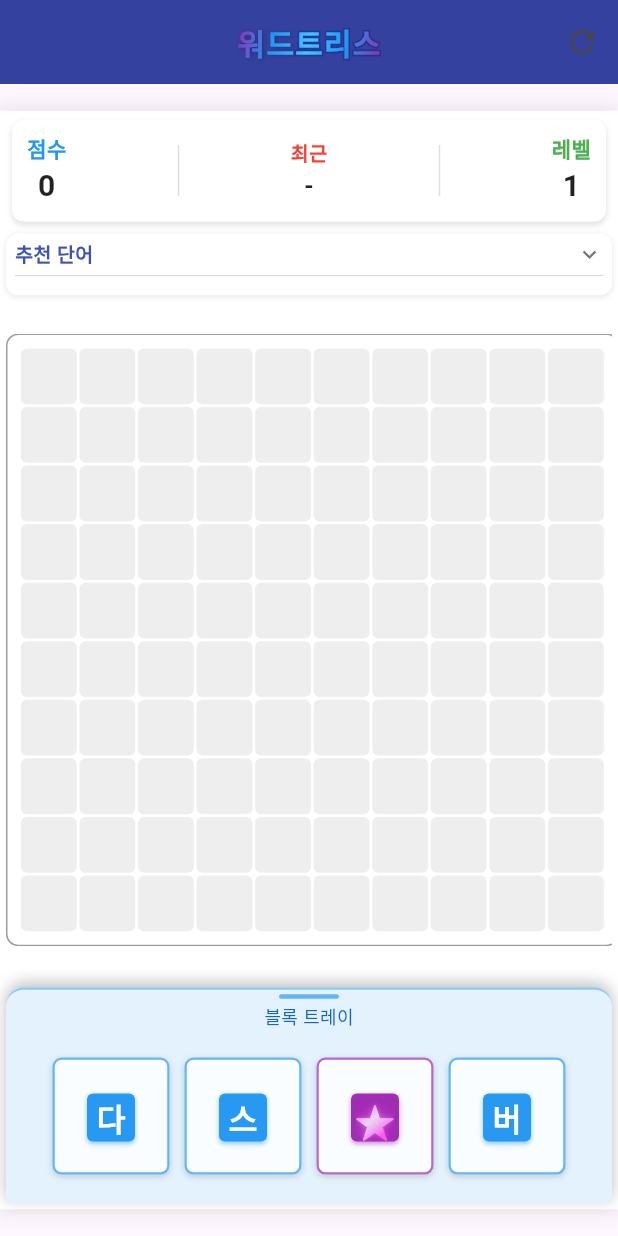
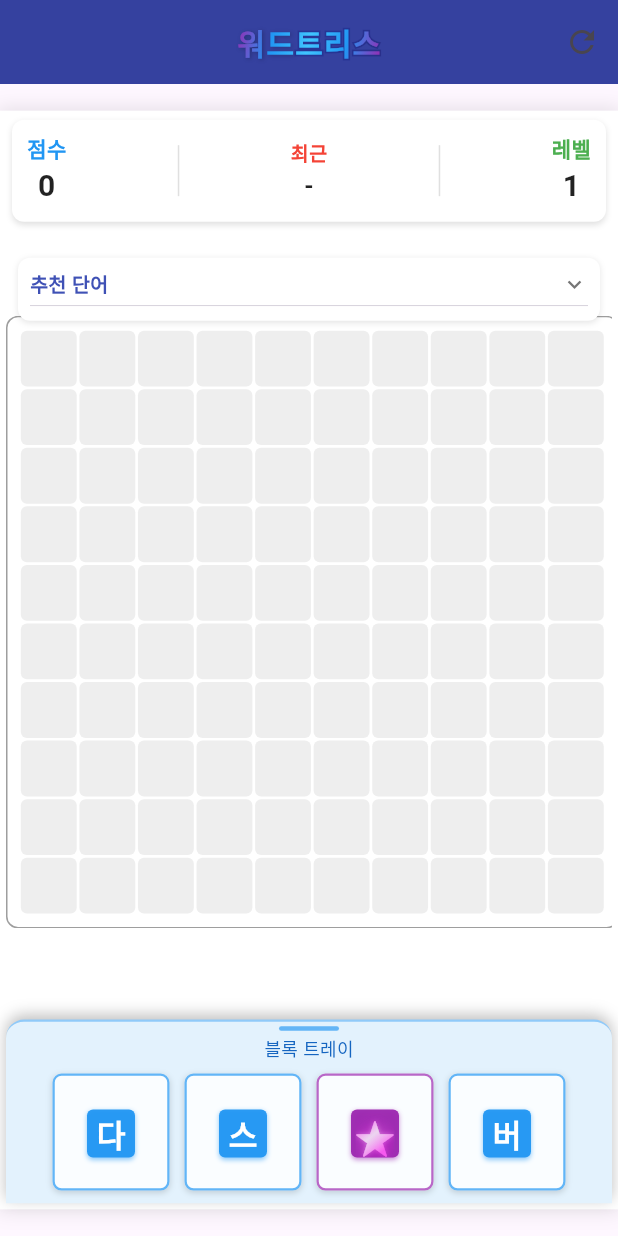
Before and after one commit to BongsooJeong/wordtris, a Flutter app: the screen it shows after launch, on a phone screen of 412 x 824 dp. Run offline on Flutter 3.47's test engine with Material 3 defaults, Android fonts, the phone set to English and light mode, and no system bars; our stand-ins replace sqflite; accounts and stored records are empty; statements that could not run were skipped.

Commit message:
모바일 버전에서도 추천단어 목록을 세로로 표시하도록 수정

```diff
--- a/lib/widgets/mobile_game_layout.dart
+++ b/lib/widgets/mobile_game_layout.dart
@@ -70,27 +70,26 @@ class MobileGameLayout extends StatelessWidget {
               ),
             ),
 
-            // 단어 제안 영역 (접혀있는 상태로 시작)
-            Container(
-              height: isVerySmallScreen ? 35 : 45, // 높이 더 증가
-              padding: const EdgeInsets.symmetric(
-                horizontal: 4.0,
-              ),
-              child: WordSuggestions(
-                key: wordSuggestionsKey,
-                words: gameProvider.suggestedWordSet,
-                wordUsageCount: gameProvider.wordUsageCounts,
-                usedCharacters: gameProvider.usedCharacters,
-                onDictionaryLookup: gameProvider.openDictionary,
-                isCompactMode: true,
-                initiallyExpanded: false,
+            // 게임 그리드와 추천 단어 패널을 포함하는 Stack
+            Expanded(
+              flex: 8,
+              child: Stack(
+                children: [
+                  // 배경 GestureDetector - 화면의 아무 곳이나 터치하면 추천 단어 패널 닫기
+                  Positioned.fill(
+                    child: GestureDetector(
+                      behavior: HitTestBehavior.translucent,
+                      onTap: () {
+                        // 추천 단어 패널이 열려있으면 닫기
+                        if (wordSuggestionsKey.currentState != null) {
+                          wordSuggestionsKey.currentState!.toggleExpanded();
+                        }
+                      },
                     ),
                   ),
 
-            // 게임 그리드 - 비율 증가
-            Expanded(
-              flex: 6, // 5에서 6으로 증가
-              child: Padding(
+                  // 게임 그리드
+                  Padding(
                     padding: const EdgeInsets.all(4.0),
                     child: Center(
                       child: GameGrid(
@@ -100,16 +99,38 @@ class MobileGameLayout extends StatelessWidget {
                       ),
                     ),
                   ),
+
+                  // 추천 단어 패널 - 그리드 위에 겹치는 형태로 배치
+                  Positioned(
+                    top: 10.0,
+                    left: 4.0,
+                    right: 4.0,
+                    child: Material(
+                      color: Colors.transparent,
+                      borderRadius: BorderRadius.circular(8),
+                      child: WordSuggestions(
+                        key: wordSuggestionsKey,
+                        words: gameProvider.suggestedWordSet,
+                        wordUsageCount: gameProvider.wordUsageCounts,
+                        usedCharacters: gameProvider.usedCharacters,
+                        onDictionaryLookup: gameProvider.openDictionary,
+                        isCompactMode: false,
+                        initiallyExpanded: false,
+                      ),
+                    ),
+                  ),
+                ],
+              ),
             ),
 
             // 블록 트레이 - 비율 감소
             Expanded(
-              flex: 2, // 3에서 2로 감소
+              flex: 2,
               child: Padding(
                 padding: const EdgeInsets.all(4.0),
                 child: BlockTray(
-                  cellSize: dynamicCellSize * 0.9, // 셀 크기 약간 감소
-                  spacing: isVerySmallScreen ? 2.0 : 4.0,
+                  cellSize: dynamicCellSize * 0.8, // 0.9에서 0.8로 셀 크기 더 감소
+                  spacing: isVerySmallScreen ? 2.0 : 3.0, // 간격도 약간 조정
                   wordSuggestionsKey: wordSuggestionsKey,
                   isCompactMode: true,
                 ),
@@ -148,30 +169,12 @@ class MobileGameLayout extends StatelessWidget {
               flex: 3,
               child: Padding(
                 padding: const EdgeInsets.all(4.0), // 8.0에서 4.0으로 감소
-                child: Column(
-                  crossAxisAlignment: CrossAxisAlignment.start,
-                  children: [
-                    // 점수 디스플레이
-                    ScoreDisplay(
+                child: ScoreDisplay(
                   score: gameProvider.score,
                   level: gameProvider.level,
                   lastWord: gameProvider.lastCompletedWord,
                   lastWordPoints: gameProvider.lastWordPoints,
                   isCompactMode: true,
-                    ),
-
-                    // 추천 단어 패널 (접힌 상태)
-                    const SizedBox(height: 4), // 8.0에서 4.0으로 감소
-                    WordSuggestions(
-                      key: wordSuggestionsKey,
-                      words: gameProvider.suggestedWordSet,
-                      wordUsageCount: gameProvider.wordUsageCounts,
-                      usedCharacters: gameProvider.usedCharacters,
-                      onDictionaryLookup: gameProvider.openDictionary,
-                      isCompactMode: true,
-                      initiallyExpanded: false,
-                    ),
-                  ],
                 ),
               ),
             ),
@@ -180,7 +183,22 @@ class MobileGameLayout extends StatelessWidget {
 
         // 게임 영역 (중앙)
         Expanded(
-          child: Column(
+          child: Stack(
+            children: [
+              // 배경 GestureDetector - 화면의 아무 곳이나 터치하면 추천 단어 패널 닫기
+              Positioned.fill(
+                child: GestureDetector(
+                  behavior: HitTestBehavior.translucent,
+                  onTap: () {
+                    // 추천 단어 패널이 열려있으면 닫기
+                    if (wordSuggestionsKey.currentState != null) {
+                      wordSuggestionsKey.currentState!.toggleExpanded();
+                    }
+                  },
+                ),
+              ),
+
+              Column(
                 children: [
                   // 게임 그리드
                   Expanded(
@@ -199,8 +217,8 @@ class MobileGameLayout extends StatelessWidget {
                                 constraints.maxHeight - 4.0; // 8.0에서 4.0으로 감소
                             return ConstrainedBox(
                               constraints: BoxConstraints(
-                            maxHeight: math.min(
-                                availableHeight, maxGridHeight - trayHeight),
+                                maxHeight: math.min(availableHeight,
+                                    maxGridHeight - trayHeight),
                                 maxWidth: constraints.maxWidth,
                               ),
                               child: GameGrid(
@@ -233,6 +251,28 @@ class MobileGameLayout extends StatelessWidget {
                   ),
                 ],
               ),
+
+              // 추천 단어 패널 - 그리드 위에 겹치는 형태로 배치
+              Positioned(
+                top: 10.0,
+                left: 8.0,
+                right: 8.0,
+                child: Material(
+                  color: Colors.transparent,
+                  borderRadius: BorderRadius.circular(8),
+                  child: WordSuggestions(
+                    key: wordSuggestionsKey,
+                    words: gameProvider.suggestedWordSet,
+                    wordUsageCount: gameProvider.wordUsageCounts,
+                    usedCharacters: gameProvider.usedCharacters,
+                    onDictionaryLookup: gameProvider.openDictionary,
+                    isCompactMode: false,
+                    initiallyExpanded: false,
+                  ),
+                ),
+              ),
+            ],
+          ),
         ),
       ],
     );
```
Lines whose indentation alone changed are shown as unchanged.
